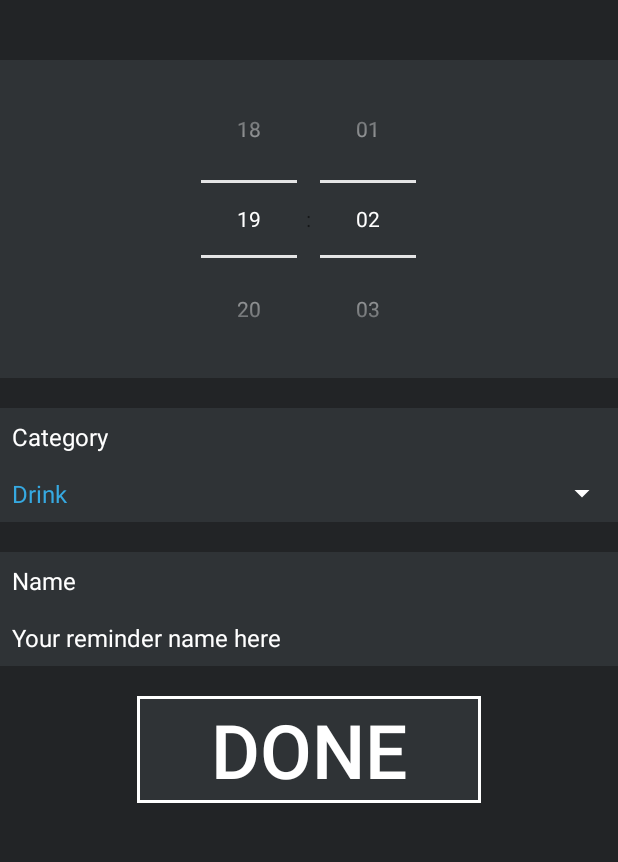
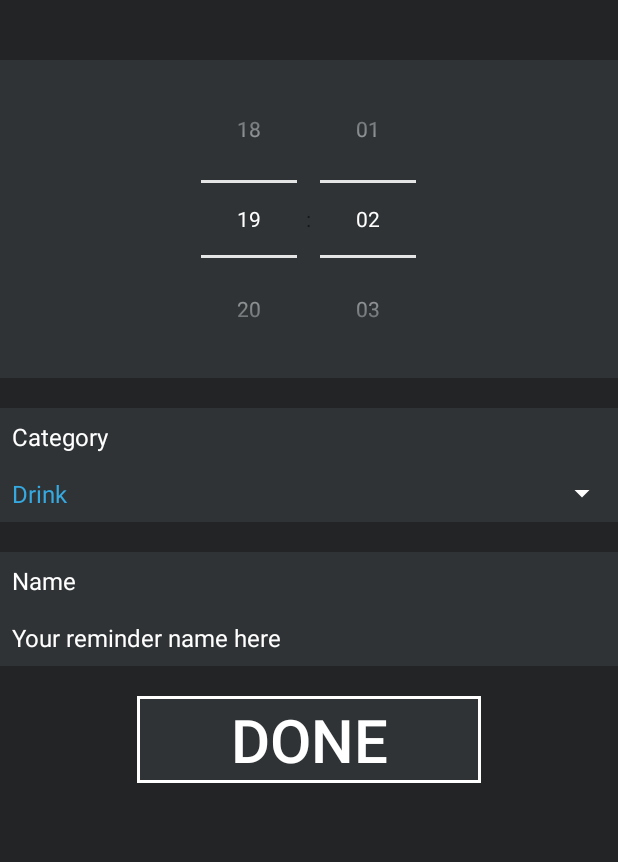
Before and after one commit to t7gafl00/Mobiiliprojekti, an Android app: the AddNewReminderActivity screen opened directly, with no data from a screen before it, on a phone screen of 412 x 824 dp, the part 84-946 px from its top. Run offline under Robolectric (Android 15) with nearby library versions, the phone set to English and light mode, and no system bars.

Commit message:
Adjusted done button text size, prevent user from adding an empty reminder

```diff
--- a/Mobiiliprojekti/phone/src/main/java/com/example/mobiiliprojekti/ui/MainActivity.java
+++ b/Mobiiliprojekti/phone/src/main/java/com/example/mobiiliprojekti/ui/MainActivity.java
@@ -22,6 +22,7 @@ import android.widget.LinearLayout;
 import android.widget.ListView;
 import android.widget.Spinner;
 import android.widget.TextView;
+import android.widget.Toast;
 
 import com.estimote.mustard.rx_goodness.rx_requirements_wizard.Requirement;
 import com.estimote.mustard.rx_goodness.rx_requirements_wizard.RequirementsWizardFactory;
--- a/Mobiiliprojekti/phone/src/main/res/layout/activity_add_new_reminder.xml
+++ b/Mobiiliprojekti/phone/src/main/res/layout/activity_add_new_reminder.xml
@@ -108,7 +108,7 @@
             android:layout_height="wrap_content"
             android:layout_gravity="center_horizontal"
             android:background="@color/lightBorder"
-            android:textSize="50dp"
+            android:textSize="40dp"
             android:text="DONE"
             android:textColor="#FFFFFF"/>
     </LinearLayout>
```
Also changed, not shown: Mobiiliprojekti/phone/src/main/java/com/example/mobiiliprojekti/ui/AddNewReminderActivity.java (+8 -2 lines).
